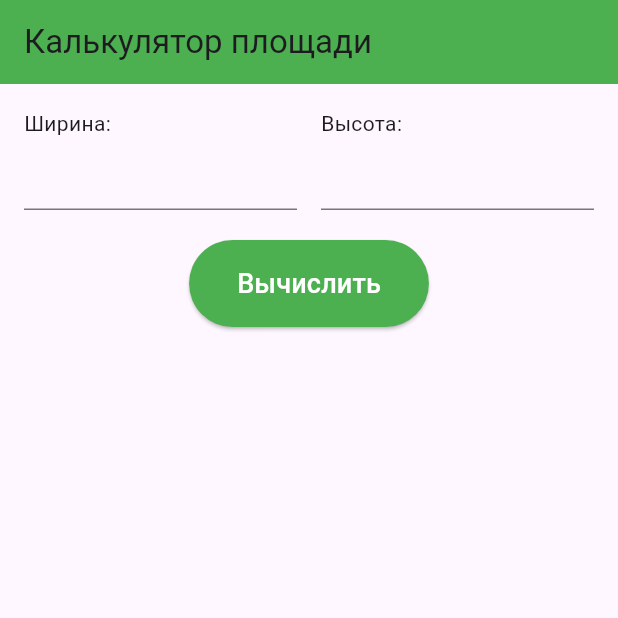
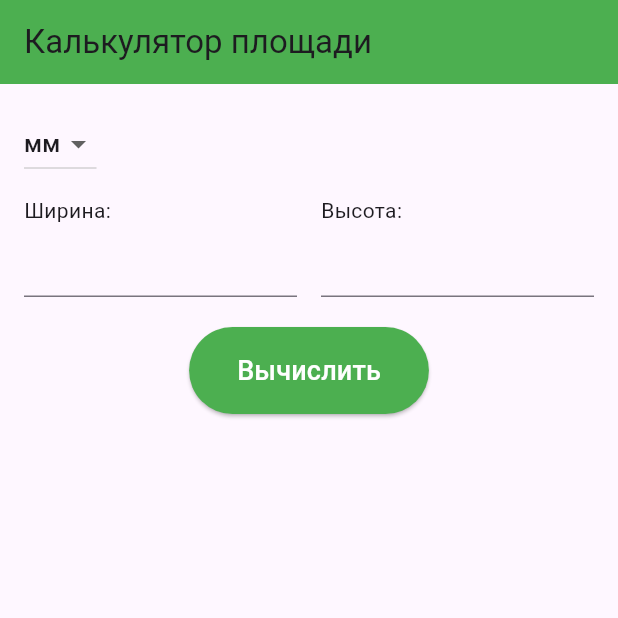
Before and after one commit to dedok0x/IT2201_Shtodin, a Flutter app: the screen it shows after launch, on a phone screen of 412 x 824 dp, the top half of it. Run offline on Flutter 3.47's test engine with Material 3 defaults, Android fonts, the phone set to English and light mode, and no system bars; our stand-ins replace share_plus.

Commit message:
add: Добавлен выбор единицы измерения

```diff
--- a/lab6/lib/main.dart
+++ b/lab6/lib/main.dart
@@ -9,6 +9,7 @@ class AreaCalculator extends StatefulWidget {
 
 class _AreaCalculatorState extends State<AreaCalculator> {
   final _formKey = GlobalKey<FormState>();
+  String _selectedUnit = 'мм';
 
   @override
   Widget build(BuildContext context) {
@@ -19,6 +20,23 @@ class _AreaCalculatorState extends State<AreaCalculator> {
         child: Column(
           crossAxisAlignment: CrossAxisAlignment.start,
           children: <Widget>[
+            DropdownButton<String>(
+              value: _selectedUnit,
+              items: <String>['мм', 'см', 'м']
+                  .map<DropdownMenuItem<String>>((String value) {
+                return DropdownMenuItem<String>(
+                  value: value,
+                  child: Text(value),
+                );
+              }).toList(),
+              onChanged: (String? newValue) {
+                setState(() {
+                  _selectedUnit = newValue!;
+                });
+              },
+            ),
+            const SizedBox(height: 10.0),
+
             Row(
               children: [
                 Expanded(
```
